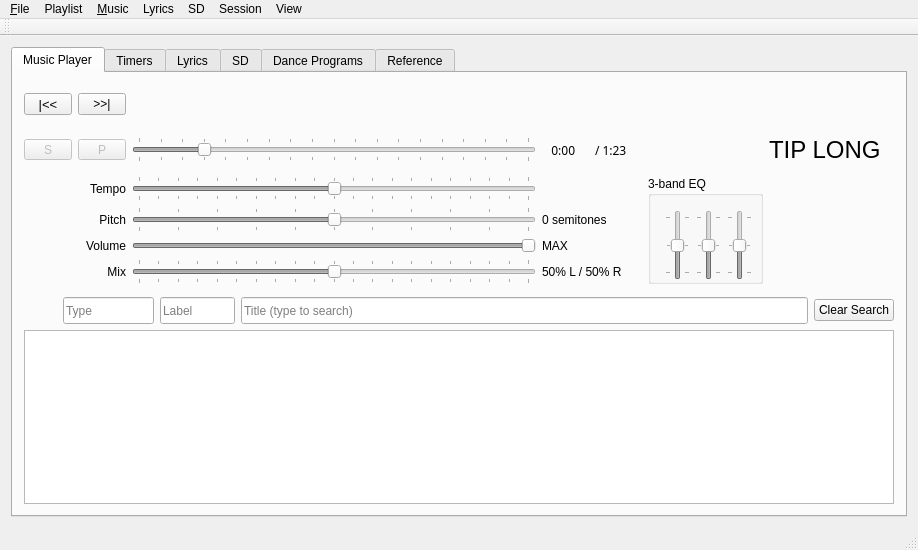
This is SquareDesk-DEV/test123/mainwindow.ui in mpogue2/SquareDesk as Qt 5 draws it before an edit. The edited form follows.
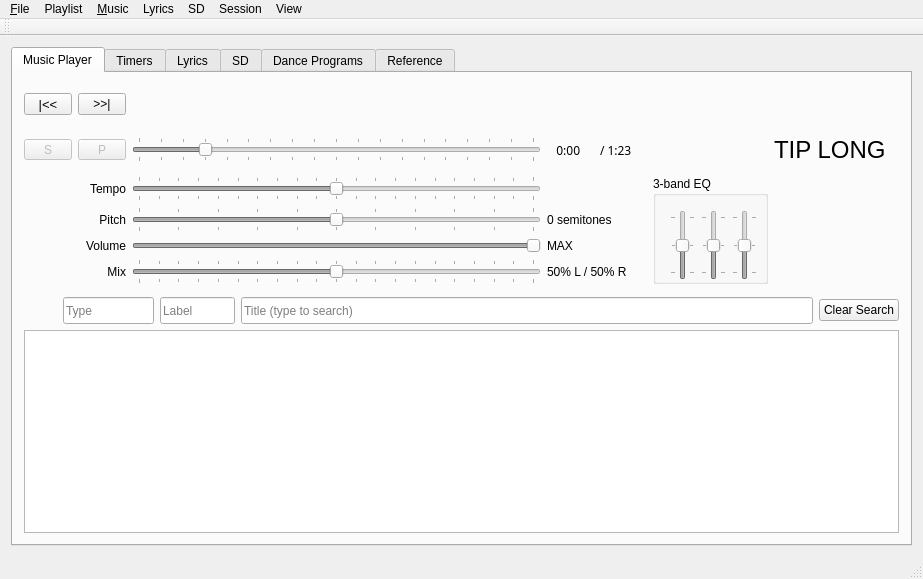
This is the edited form. The open tabs and pages were chosen to show the change. Icons and pictures are not drawn. Custom widgets are drawn as their Qt base class.

Diff of the .ui file:
```diff
--- a/SquareDesk-DEV/test123/mainwindow.ui
+++ b/SquareDesk-DEV/test123/mainwindow.ui
@@ -6,8 +6,8 @@
    <rect>
     <x>0</x>
     <y>0</y>
-    <width>918</width>
-    <height>549</height>
+    <width>923</width>
+    <height>579</height>
    </rect>
   </property>
   <property name="windowTitle">
@@ -117,6 +117,14 @@
              <string>Title</string>
             </property>
            </column>
+           <column>
+            <property name="text">
+             <string>Recent</string>
+            </property>
+            <property name="textAlignment">
+             <set>AlignCenter</set>
+            </property>
+           </column>
            <column>
             <property name="text">
              <string>Age</string>
@@ -1767,7 +1775,7 @@
     <rect>
      <x>0</x>
      <y>0</y>
-     <width>918</width>
+     <width>923</width>
      <height>22</height>
     </rect>
    </property>
```
Left out of the diff: 2 changed lines with no effect on the pictures.
